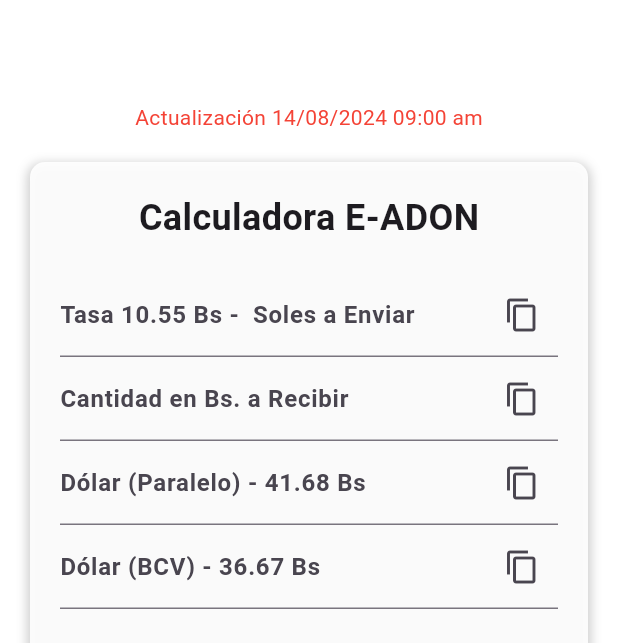
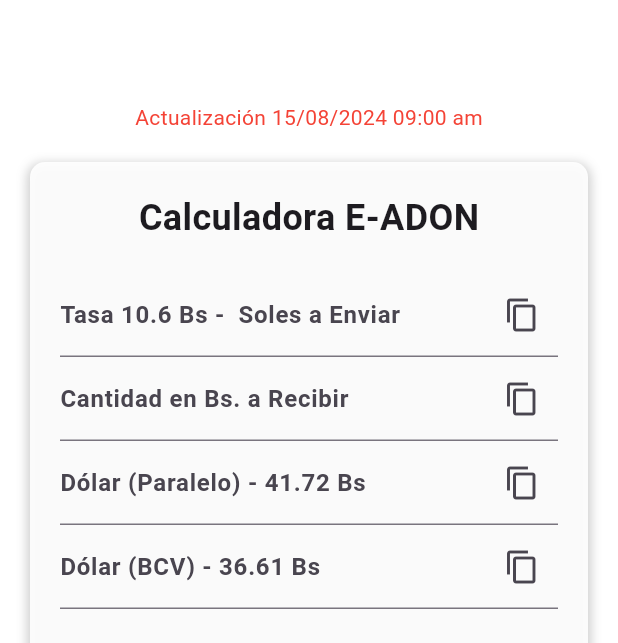
Before and after one commit to eadon24/taxes, a Flutter app: the screen it shows after launch, on a phone screen of 412 x 824 dp. Shown: the part 303-946 px from the top of the screen. Run offline on Flutter 3.47's test engine with Material 3 defaults, Android fonts, the phone set to English and light mode, and no system bars.

Commit message:
15 agosto am

```diff
--- a/lib/main.dart
+++ b/lib/main.dart
@@ -52,7 +52,7 @@ class MyApp extends StatelessWidget {
               mainAxisAlignment: MainAxisAlignment.center,
               children: [
                 Text(
-                  'Actualización 14/08/2024 09:00 am',
+                  'Actualización 15/08/2024 09:00 am',
                   style: TextStyle(color: Colors.red),
                 ),
                 SizedBox(height: 20),
@@ -116,13 +116,13 @@ class _ExchangeCalculatorState extends State<ExchangeCalculator> {
   final TextEditingController _dollarBCVController = TextEditingController();
 
   // Variables que debes modificar para actualizar las tasas de cambio
-  double exchangeRate = 10.55; // Tasa de cambio soles a bolívares
+  double exchangeRate = 10.60; // Tasa de cambio soles a bolívares
   double dollarParallelRate =
-      41.68; // Tasa de cambio bolívares a dólares paralelo
-  double dollarBCVRate = 36.67; // Tasa de cambio bolívares a dólares BCV
+      41.72; // Tasa de cambio bolívares a dólares paralelo
+  double dollarBCVRate = 36.61; // Tasa de cambio bolívares a dólares BCV
 
   // Variable que debes modificar para actualizar la fecha y hora
-  String updateText = 'Actualización 14/08/2024 09:00 am';
+  String updateText = 'Actualización 15/08/2024 09:00 am';
 
   void _updateFields({String source = ''}) {
     double soles = double.tryParse(_solesController.text) ?? 0.0;
```
Also changed, not shown: 4 other files.
